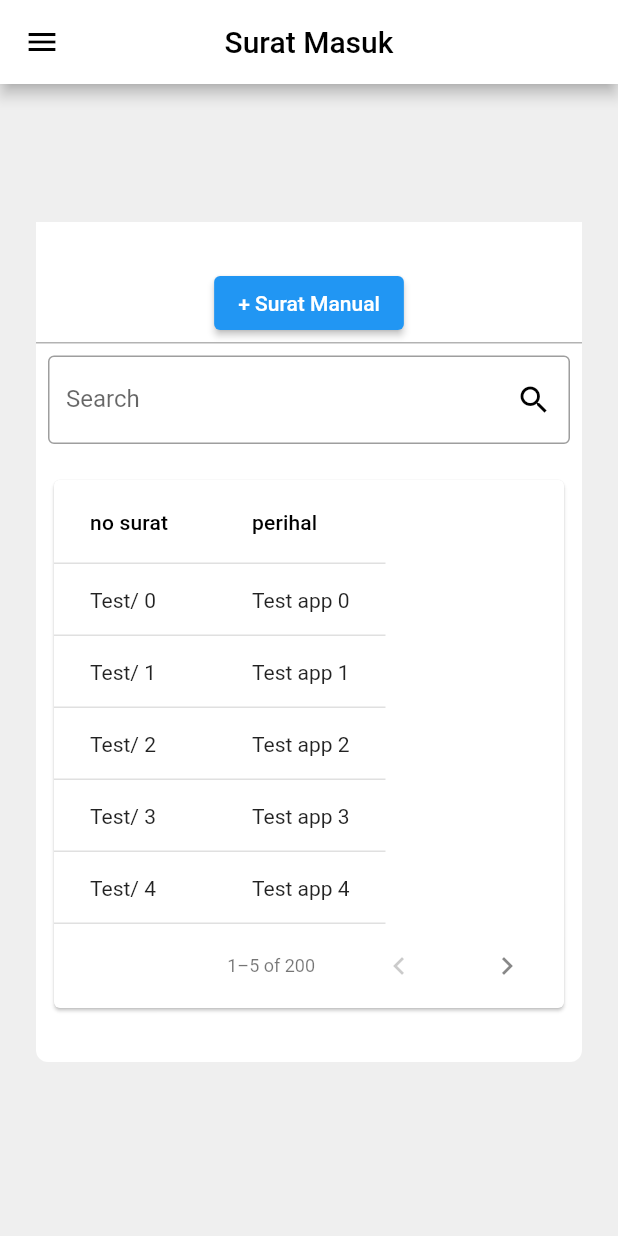
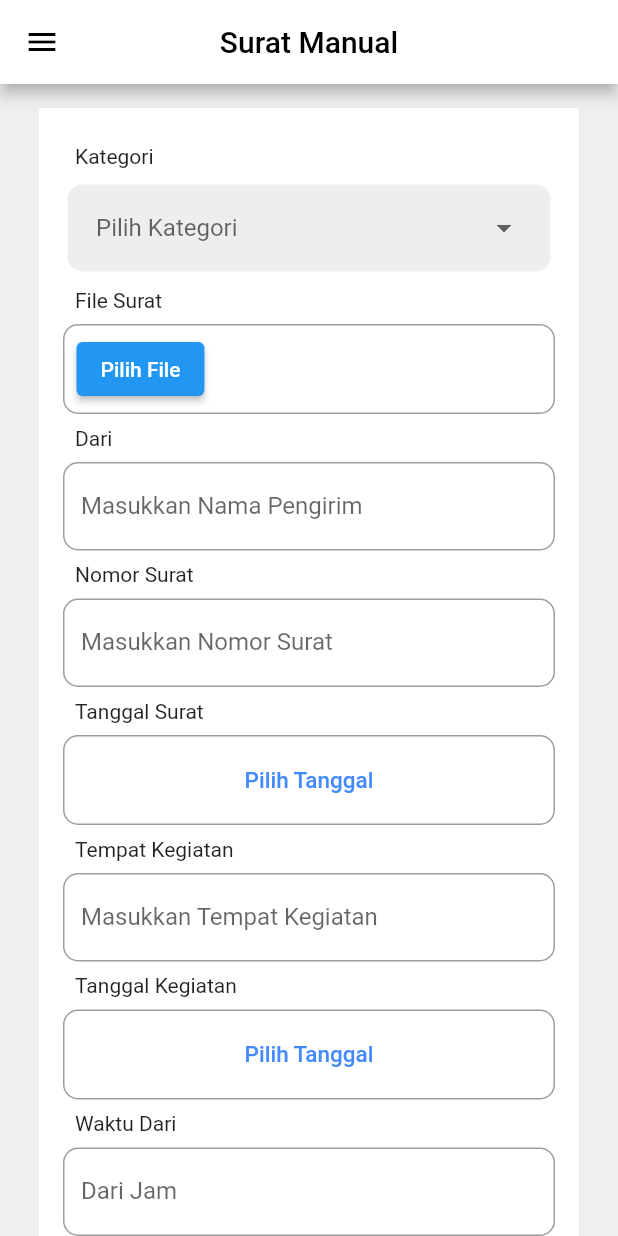
Before and after one commit to hharison8/e_surat, a Flutter app: the suratMasuk screen opened by its route, after a tap on "+ Surat Manual", on a phone screen of 412 x 824 dp. Run offline on Flutter 3.47's test engine with Material 2 defaults, Android fonts, the light colour scheme and no system bars; missing offline and left inert: syncfusion_flutter_pdfviewer.

Commit message:
nambahin surat manual

```diff
--- a/lib/routes.dart
+++ b/lib/routes.dart
@@ -13,6 +13,7 @@ import 'package:flutter_application_1/profil.dart';
 import 'package:flutter_application_1/recheck.dart';
 import 'package:flutter_application_1/surat_keluar.dart';
 import 'package:flutter_application_1/surat_masuk.dart';
+import 'package:flutter_application_1/surat_manual.dart';
 
 class RouteGenerator {
   static Route<dynamic> generateRoute(RouteSettings settings) {
@@ -50,6 +51,8 @@ class RouteGenerator {
         return MaterialPageRoute(builder: (_) => agenda());
       case '/pdfView':
         return MaterialPageRoute(builder: (_) => pdfView());
+      case '/suratManual':
+        return MaterialPageRoute(builder: (_) => suratManual());
       default:
         return _errorRoute();
     }
--- /dev/null
+++ b/lib/surat_manual.dart
@@ -0,0 +1,464 @@
+import 'package:flutter/material.dart';
+
+class suratManual extends StatefulWidget {
+  @override
+  _MyHomePageState createState() => _MyHomePageState();
+}
+
+class _MyHomePageState extends State<suratManual> {
+  kategori? selectedValue;
+  List<kategori?> kat = [
+    kategori(id: 1, name: "Biasa"),
+    kategori(id: 2, name: "Menengah"),
+    kategori(id: 3, name: "Penting"),
+  ];
+
+  void _showDatePicker() {
+    showDatePicker(
+      context: context,
+      initialDate: DateTime.now(),
+      firstDate: DateTime(2020),
+      lastDate: DateTime(2025),
+    );
+  }
+
+  // void _showTimePicker() {
+  //   showTimePicker(context: context, initialTime: initialTime)
+  // }
+
+  @override
+  Widget build(BuildContext context) {
+    return Scaffold(
+        backgroundColor: Color.fromARGB(255, 239, 239, 239),
+        appBar: AppBar(
+          iconTheme: IconThemeData(color: Colors.black),
+          backgroundColor: Color.fromARGB(255, 255, 255, 255),
+          centerTitle: true,
+          title: const Text(
+            'Surat Manual',
+            style: TextStyle(
+              fontSize: 20,
+              color: Colors.black,
+            ),
+          ),
+        ),
+        drawer: Drawer(
+          child: ListView(
+            padding: EdgeInsets.zero,
+            children: <Widget>[
+              const SizedBox(
+                height: 128,
+                child: DrawerHeader(
+                  child: Text(
+                    'Menu',
+                    style: TextStyle(
+                      fontSize: 24,
+                    ),
+                  ),
+                ),
+              ),
+              ListTile(
+                leading: SizedBox(
+                  width: 40,
+                  height: 40,
+                  child: Image.asset('assets/dashboard.png'),
+                ),
+                title: const Text('Dashboard'),
+                onTap: () {
+                  Navigator.pushNamed(context, '/about');
+                },
+              ),
+              ListTile(
+                leading: SizedBox(
+                  width: 40,
+                  height: 40,
+                  child: Image.asset('assets/profil.png'),
+                ),
+                title: const Text('Profil'),
+                onTap: () {
+                  Navigator.pushNamed(context, '/profil');
+                },
+              ),
+              ListTile(
+                leading: SizedBox(
+                  width: 40,
+                  height: 40,
+                  child: Image.asset('assets/check.png'),
+                ),
+                title: const Text('Permohonan Paraf'),
+                onTap: () {
+                  Navigator.pushNamed(context, '/paraf');
+                },
+              ),
+              ExpansionTile(
+                leading: SizedBox(
+                  width: 40,
+                  height: 40,
+                  child: Image.asset('assets/check.png'),
+                ),
+                title: const Text('Pengesahan'),
+                children: [
+                  Container(
+                    height: 130,
+                    width: 260,
+                    padding: const EdgeInsets.all(8),
+                    margin: const EdgeInsets.all(8),
+                    child: Row(
+                      children: [
+                        const SizedBox(
+                          width: 8,
+                          height: 120,
+                          child: ColoredBox(
+                              color: Color.fromARGB(255, 224, 243, 255)),
+                        ),
+                        Container(
+                          height: 120,
+                          width: 150,
+                          child: Column(
+                            children: [
+                              ListTile(
+                                title: const Text('Pengesahan'),
+                                onTap: () {
+                                  Navigator.pushNamed(context, '/pengesahan');
+                                },
+                              ),
+                              ListTile(
+                                title: const Text('Recheck'),
+                                onTap: () {
+                                  Navigator.pushNamed(context, '/recheck');
+                                },
+                              ),
+                            ],
+                          ),
+                        )
+                      ],
+                    ),
+                  )
+                ],
+              ),
+              ListTile(
+                leading: SizedBox(
+                  width: 40,
+                  height: 40,
+                  child: Image.asset('assets/suratMasuk.png'),
+                ),
+                title: const Text('Surat Masuk'),
+                onTap: () {
+                  Navigator.pushNamed(context, '/suratMasuk');
+                },
+              ),
+              ExpansionTile(
+                collapsedBackgroundColor: Color.fromARGB(255, 224, 243, 255),
+                leading: SizedBox(
+                  width: 40,
+                  height: 40,
+                  child: Image.asset('assets/suratKeluar.png'),
+                ),
+                title: const Text('Surat Keluar'),
+                children: [
+                  Container(
+                    height: 130,
+                    width: 260,
+                    padding: const EdgeInsets.all(8),
+                    margin: const EdgeInsets.all(8),
+                    child: Row(
+                      children: [
+                        const SizedBox(
+                          width: 8,
+                          height: 120,
+                          child: ColoredBox(
+                              color: Color.fromARGB(255, 224, 243, 255)),
+                        ),
+                        Container(
+                          height: 120,
+                          width: 220,
+                          child: Column(
+                            children: [
+                              ListTile(
+                                title: const Text('Surat Keluar'),
+                                onTap: () {
+                                  Navigator.pushNamed(context, '/suratKeluar');
+                                },
+                              ),
+                              ListTile(
+                                tileColor:
+                                    const Color.fromARGB(255, 224, 243, 255),
+                                title: const Text('Draft Surat'),
+                                onTap: () {
+                                  Navigator.pushNamed(context, '/draftSurat');
+                                },
+                              ),
+                            ],
+                          ),
+                        )
+                      ],
+                    ),
+                  )
+                ],
+              ),
+              ExpansionTile(
+                leading: SizedBox(
+                  width: 40,
+                  height: 40,
+                  child: Image.asset('assets/disposisi.png'),
+                ),
+                title: const Text('Disposisi'),
+                children: [
+                  Container(
+                    height: 130,
+                    width: 260,
+                    padding: const EdgeInsets.all(8),
+                    margin: const EdgeInsets.all(8),
+                    child: Row(
+                      children: [
+                        const SizedBox(
+                          width: 8,
+                          height: 120,
+                          child: ColoredBox(
+                              color: Color.fromARGB(255, 224, 243, 255)),
+                        ),
+                        Container(
+                          height: 120,
+                          width: 150,
+                          child: Column(
+                            children: [
+                              ListTile(
+                                title: const Text('Disposisi Masuk'),
+                                onTap: () {
+                                  Navigator.pushNamed(
+                                      context, '/disposisiMasuk');
+                                },
+                              ),
+                              ListTile(
+                                title: const Text('Disposisi Keluar'),
+                                onTap: () {
+                                  Navigator.pushNamed(
+                                      context, '/disposisiKeluar');
+                                },
+                              ),
+                            ],
+                          ),
+                        )
+                      ],
+                    ),
+                  )
+                ],
+              ),
+              ListTile(
+                leading: SizedBox(
+                  width: 40,
+                  height: 40,
+                  child: Image.asset('assets/agenda.png'),
+                ),
+                title: const Text('Agenda'),
+                onTap: () {
+                  Navigator.pushNamed(context, '/agenda');
+                },
+              ),
+              ListTile(
+                leading: SizedBox(
+                  width: 40,
+                  height: 40,
+                  child: Image.asset('assets/help.png'),
+                ),
+                title: const Text('help'),
+                onTap: () {
+                  Navigator.pushNamed(context, '/help');
+                },
+              ),
+              ElevatedButton(
+                onPressed: () {
+                  Navigator.pushNamed(context, '/');
+                },
+                child: const Text('logout'),
+              ),
+            ],
+          ),
+        ),
+        body: SingleChildScrollView(
+          child: Center(
+            child: Column(
+              children: [
+                Container(
+                  height: 1057,
+                  width: 360,
+                  padding: EdgeInsets.all(16),
+                  margin: EdgeInsets.all(16),
+                  decoration: BoxDecoration(
+                    color: Colors.white,
+                  ),
+                  child: Column(
+                    crossAxisAlignment: CrossAxisAlignment.start,
+                    children: [
+                      Container(
+                          margin: EdgeInsets.all(8), child: Text("Kategori")),
+                      Container(
+                          margin: EdgeInsets.all(3),
+                          padding:
+                              EdgeInsets.symmetric(vertical: 5, horizontal: 19),
+                          decoration: BoxDecoration(
+                              color: Colors.grey.shade200,
+                              borderRadius: BorderRadius.circular(10.0)),
+                          child: DropdownButton<kategori?>(
+                              hint: Text("Pilih Kategori"),
+                              value: selectedValue,
+                              onChanged: (value) {
+                                setState(() {
+                                  selectedValue = value;
+                                });
+                              },
+                              underline: SizedBox(),
+                              isExpanded: true,
+                              items: kat
+                                  .map<DropdownMenuItem<kategori>>((e) =>
+                                      DropdownMenuItem(
+                                        child: Text((e?.name ?? '').toString()),
+                                        value: e,
+                                      ))
+                                  .toList())),
+                      Container(
+                          margin: EdgeInsets.all(8), child: Text("File Surat")),
+                      Container(
+                        padding: EdgeInsets.all(8),
+                        width: 340,
+                        height: 60,
+                        decoration: BoxDecoration(
+                          border: Border.all(color: Colors.grey),
+                          borderRadius: BorderRadius.circular(10.0),
+                        ),
+                        child: Row(children: [
+                          ElevatedButton(
+                              onPressed: () {}, child: Text('Pilih File'))
+                        ]),
+                      ),
+                      Container(
+                        margin: EdgeInsets.all(8),
+                        child: Text("Dari"),
+                      ),
+                      TextField(
+                        decoration: InputDecoration(
+                            hintText: "Ex : ",
+                            labelText: "Masukkan Nama Pengirim",
+                            border: OutlineInputBorder(
+                                borderRadius: BorderRadius.circular(10.0))),
+                      ),
+                      Container(
+                        margin: EdgeInsets.all(8),
+                        child: Text("Nomor Surat"),
+                      ),
+                      TextField(
+                        decoration: InputDecoration(
+                            hintText: "Ex : Surat/01",
+                            labelText: "Masukkan Nomor Surat",
+                            border: OutlineInputBorder(
+                                borderRadius: BorderRadius.circular(10.0))),
+                      ),
+                      Container(
+                        margin: EdgeInsets.all(8),
+                        child: Text("Tanggal Surat"),
+                      ),
+                      Container(
+                        padding: EdgeInsets.all(8),
+                        width: 340,
+                        height: 60,
+                        decoration: BoxDecoration(
+                          border: Border.all(color: Colors.grey),
+                          borderRadius: BorderRadius.circular(10.0),
+                        ),
+                        child: MaterialButton(
+                            onPressed: _showDatePicker,
+                            child: Padding(
+                                padding: EdgeInsets.all(8),
+                                child: Text('Pilih Tanggal',
+                                    style: TextStyle(
+                                        color: Colors.blueAccent,
+                                        fontSize: 15)))),
+                      ),
+                      Container(
+                        margin: EdgeInsets.all(8),
+                        child: Text("Tempat Kegiatan"),
+                      ),
+                      TextField(
+                        decoration: InputDecoration(
+                            hintText: "Ex : ",
+                            labelText: "Masukkan Tempat Kegiatan",
+                            border: OutlineInputBorder(
+                                borderRadius: BorderRadius.circular(10.0))),
+                      ),
+                      Container(
+                        margin: EdgeInsets.all(8),
+                        child: Text("Tanggal Kegiatan"),
+                      ),
+                      Container(
+                        padding: EdgeInsets.all(8),
+                        width: 340,
+                        height: 60,
+                        decoration: BoxDecoration(
+                          border: Border.all(color: Colors.grey),
+                          borderRadius: BorderRadius.circular(10.0),
+                        ),
+                        child: MaterialButton(
+                            onPressed: _showDatePicker,
+                            child: Padding(
+                                padding: EdgeInsets.all(8),
+                                child: Text('Pilih Tanggal',
+                                    style: TextStyle(
+                                        color: Colors.blueAccent,
+                                        fontSize: 15)))),
+                      ),
+                      Container(
+                          margin: EdgeInsets.all(8), child: Text("Waktu Dari")),
+                      TextField(
+                        decoration: InputDecoration(
+                            hintText: "-- ; --",
+                            labelText: "Dari Jam",
+                            border: OutlineInputBorder(
+                                borderRadius: BorderRadius.circular(10.0))),
+                      ),
+                      Container(
+                          margin: EdgeInsets.all(8),
+                          child: Text("Waktu Sampai")),
+                      TextField(
+                        decoration: InputDecoration(
+                            hintText: "-- ; --",
+                            labelText: "Sampai Jam",
+                            border: OutlineInputBorder(
+                                borderRadius: BorderRadius.circular(10.0))),
+                      ),
+                      Container(
+                        margin: EdgeInsets.all(8),
+                        child: Text("Perihal"),
+                      ),
+                      TextField(
+                        maxLines: 6,
+                        decoration: InputDecoration(
+                            hintText: "Maksimal 5 baris",
+                            labelText: "Masukkan Perihal Surat",
+                            border: OutlineInputBorder(
+                                borderRadius: BorderRadius.circular(10.0))),
+                      ),
+                      Container(
+                        width: 340,
+                        height: 60,
+                        padding: EdgeInsets.all(8),
+                        child: ElevatedButton(
+                          onPressed: () {},
+                          child: Text('Simpan'),
+                        ),
+                      ),
+                    ],
+                  ),
+                ),
+              ],
+            ),
+          ),
+        ));
+  }
+}
+
+class kategori {
+  int? id;
+  String? name;
+
+  kategori({this.id, this.name});
+}
--- a/lib/surat_masuk.dart
+++ b/lib/surat_masuk.dart
@@ -322,8 +322,7 @@ class _suratMasukState extends State<suratMasuk> {
               SizedBox(height: 20.0),
               ElevatedButton(
                 onPressed: () {
-                  print(
-                      'surat dibuat!'); //nanti aksinya diganti jadi popup form dialog buat bikin surat
+                  Navigator.pushNamed(context, '/suratManual');
                 },
                 child: Text('+ Surat Manual'),
               ),
```
